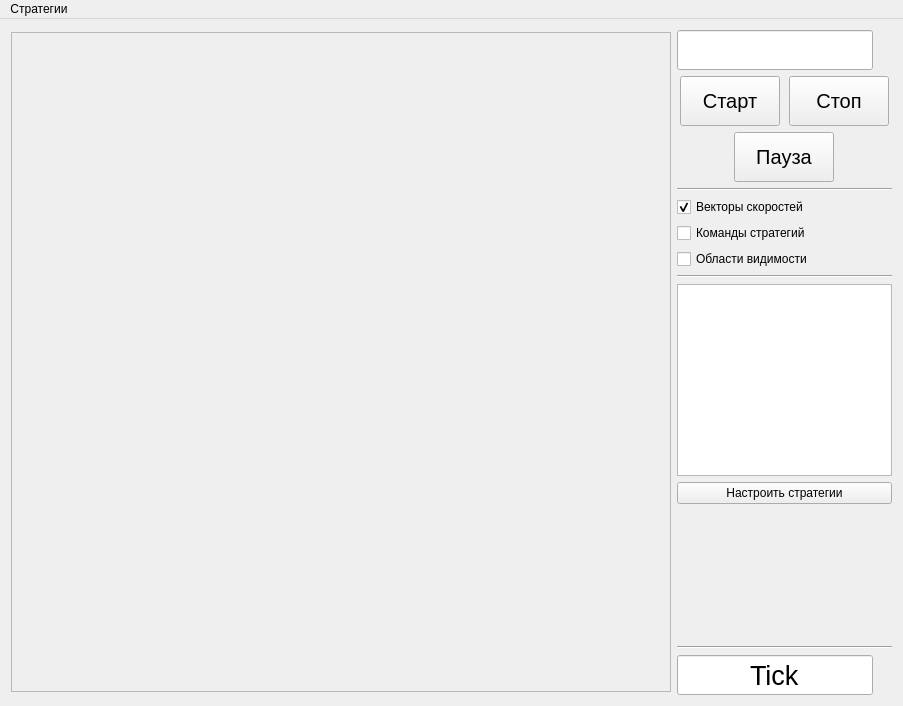
Old version of the form agario/local_runner/mainwindow.ui in the repository MailRuChamps/miniaicups.
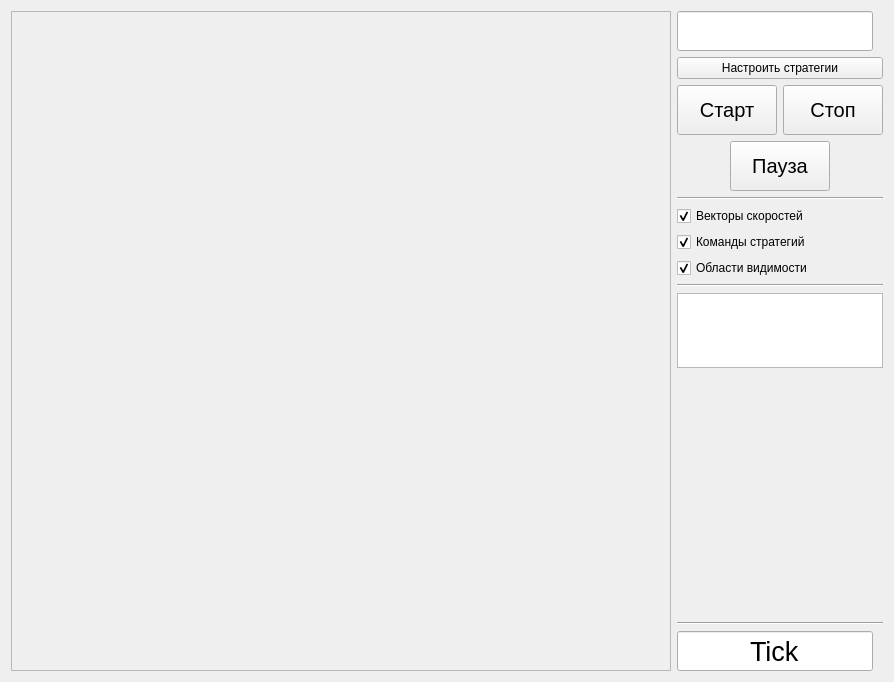
New version of the form.

Commit message: *** удалено меню, перенесенена кнопка настроек

```diff
--- a/agario/local_runner/mainwindow.ui
+++ b/agario/local_runner/mainwindow.ui
@@ -6,16 +6,16 @@
    <rect>
     <x>0</x>
     <y>0</y>
-    <width>903</width>
-    <height>706</height>
+    <width>894</width>
+    <height>678</height>
    </rect>
   </property>
   <property name="windowTitle">
    <string>MainWindow</string>
   </property>
   <widget class="QWidget" name="centralWidget">
-   <layout class="QHBoxLayout" name="horizontalLayout_3">
-    <item>
+   <layout class="QFormLayout" name="formLayout">
+    <item row="0" column="0">
      <widget class="QFrame" name="viewport">
       <property name="sizePolicy">
        <sizepolicy hsizetype="Fixed" vsizetype="Fixed">
@@ -43,7 +43,7 @@
       </property>
      </widget>
     </item>
-    <item>
+    <item row="0" column="1">
      <layout class="QVBoxLayout" name="verticalLayout">
       <item>
        <widget class="QLineEdit" name="txt_seed">
@@ -78,6 +78,13 @@
         </property>
        </widget>
       </item>
+      <item>
+       <widget class="QPushButton" name="btn_strategies_settings">
+        <property name="text">
+         <string>Настроить стратегии</string>
+        </property>
+       </widget>
+      </item>
       <item>
        <layout class="QHBoxLayout" name="horizontalLayout">
         <item>
@@ -180,6 +187,9 @@
         <property name="text">
          <string>Команды стратегий</string>
         </property>
+        <property name="checked">
+         <bool>true</bool>
+        </property>
        </widget>
       </item>
       <item>
@@ -187,6 +197,9 @@
         <property name="text">
          <string>Области видимости</string>
         </property>
+        <property name="checked">
+         <bool>true</bool>
+        </property>
        </widget>
       </item>
       <item>
@@ -197,12 +210,12 @@
        </widget>
       </item>
       <item>
-       <widget class="QListWidget" name="leaders"/>
-      </item>
-      <item>
-       <widget class="QPushButton" name="btn_strategies_settings">
-        <property name="text">
-         <string>Настроить стратегии</string>
+       <widget class="QListWidget" name="leaders">
+        <property name="maximumSize">
+         <size>
+          <width>16777215</width>
+          <height>75</height>
+         </size>
         </property>
        </widget>
       </item>
@@ -266,28 +279,6 @@
     </item>
    </layout>
   </widget>
-  <widget class="QMenuBar" name="menuBar">
-   <property name="geometry">
-    <rect>
-     <x>0</x>
-     <y>0</y>
-     <width>903</width>
-     <height>22</height>
-    </rect>
-   </property>
-   <widget class="QMenu" name="menu_strategies">
-    <property name="title">
-     <string>Стратегии</string>
-    </property>
-    <addaction name="action_1"/>
-   </widget>
-   <addaction name="menu_strategies"/>
-  </widget>
-  <action name="action_1">
-   <property name="text">
-    <string>Настроить</string>
-   </property>
-  </action>
  </widget>
  <layoutdefault spacing="6" margin="11"/>
  <tabstops>
```
The commit also changes 1 other file.
